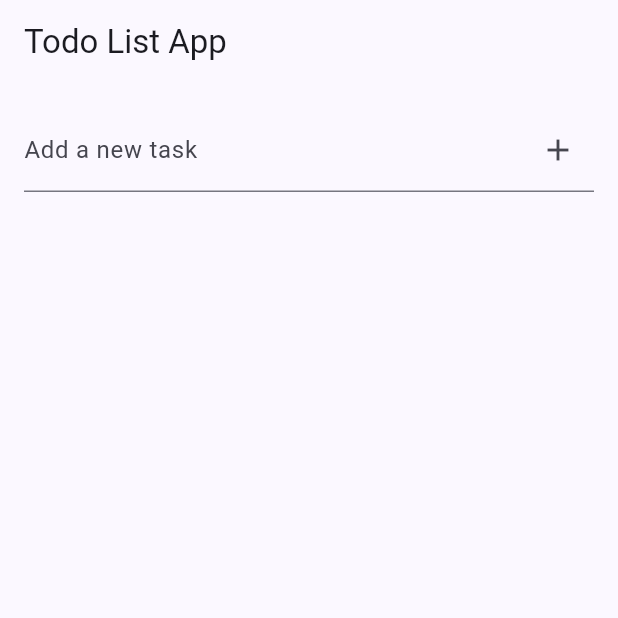
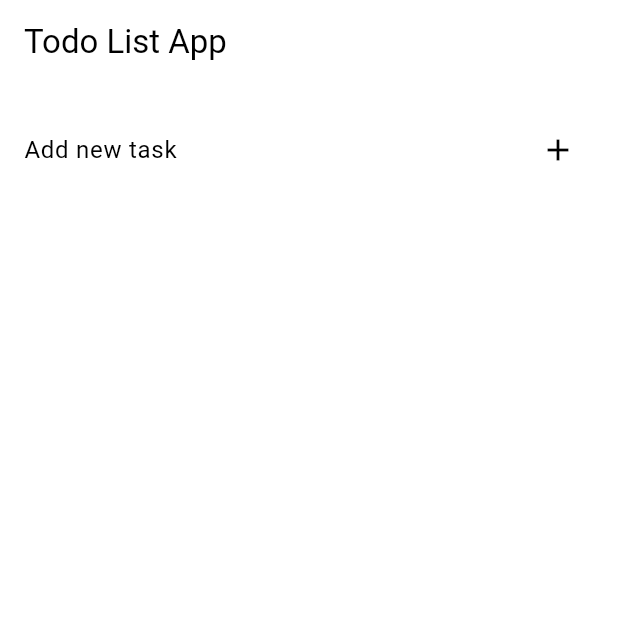
Before and after one commit to PedroSupimpa/PDM-ADS, a Flutter app: the screen it shows after launch, on a phone screen of 412 x 824 dp, the top half of it. Run offline on Flutter 3.47's test engine with Material 3 defaults, Android fonts, the phone set to English and light mode, and no system bars.

```diff
--- a/flutter_project/flutter_application_1/lib/main.dart
+++ b/flutter_project/flutter_application_1/lib/main.dart
@@ -5,14 +5,15 @@ void main() {
 }
 
 class MyApp extends StatelessWidget {
-  const MyApp({super.key});
+  const MyApp({Key? key}) : super(key: key);
 
   @override
   Widget build(BuildContext context) {
     return MaterialApp(
       title: 'Flutter Demo',
       theme: ThemeData(
-        colorScheme: ColorScheme.fromSeed(seedColor: const Color.fromARGB(255, 12, 63, 230)),
+        colorScheme: ColorScheme.fromSwatch()
+            .copyWith(secondary: const Color(0xFF0C3FE6)),
         useMaterial3: true,
       ),
       home: const MyHomePage(title: 'Todo List App'),
@@ -21,7 +22,7 @@ class MyApp extends StatelessWidget {
 }
 
 class MyHomePage extends StatefulWidget {
-  const MyHomePage({super.key, required this.title});
+  const MyHomePage({Key? key, required this.title}) : super(key: key);
 
   final String title;
 
@@ -62,7 +63,7 @@ class _MyHomePageState extends State<MyHomePage> {
             child: TextField(
               controller: _controller,
               decoration: InputDecoration(
-                labelText: 'Add a new task',
+                labelText: 'Add new task',
                 suffixIcon: IconButton(
                   icon: const Icon(Icons.add),
                   onPressed: _addTask,
```
